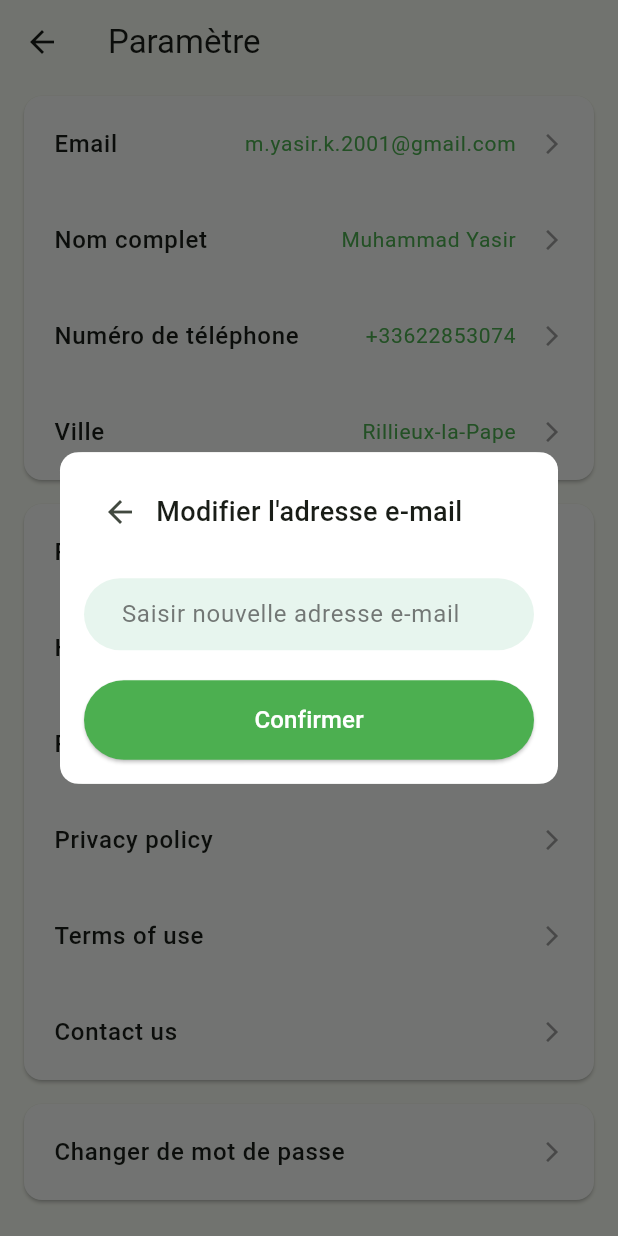
After one commit to WacimElhaimer/EPSI-MSPR6.1, a Flutter app: the SettingsPage screen opened directly, after a tap on "Email", on a phone screen of 412 x 824 dp. The commit adds this screen. Run offline on Flutter 3.47's test engine with Material 3 defaults, Android fonts, the light colour scheme and no system bars; our stand-ins replace image_picker.

Commit message:
Update bottom navigation bar and add settings page

```diff
--- /dev/null
+++ b/mobile/lib/views/settings/settings_page.dart
@@ -0,0 +1,523 @@
+import 'package:flutter/material.dart';
+
+class SettingsPage extends StatelessWidget {
+  const SettingsPage({super.key});
+
+  @override
+  Widget build(BuildContext context) {
+    return Scaffold(
+      appBar: AppBar(
+        title: const Text("Paramètre"),
+        leading: IconButton(
+          icon: const Icon(Icons.arrow_back),
+          onPressed: () {
+            Navigator.pop(context);
+          },
+        ),
+      ),
+      body: SingleChildScrollView(
+        child: Column(
+          children: [
+            // User Info Section
+            Card(
+            margin: const EdgeInsets.symmetric(horizontal: 16.0, vertical: 8.0),
+            color: const Color(0xFFF8FBF8),
+            shape: RoundedRectangleBorder(
+              borderRadius: BorderRadius.circular(12.0),
+            ),
+              child: Column(
+                children: [
+                  buildListTile(
+                    title: "Email",
+                    subtitle: "m.yasir.k.2001@gmail.com",
+                    onTap: () => _showChangeEmailDialog(context),
+                  ),
+                  buildListTile(
+                    title: "Nom complet",
+                    subtitle: "Muhammad Yasir",
+                    onTap: () => _showChangeFullNameDialog(context),
+                  ),
+                  buildListTile(
+                    title: "Numéro de téléphone",
+                    subtitle: "+33622853074",
+                    onTap: () => _showChangePhoneDialog(context),
+                  ),
+                  buildListTile(
+                    title: "Ville",
+                    subtitle: "Rillieux-la-Pape",
+                    onTap: () => _showChangeCityDialog(context),
+                  ),
+                ],
+              ),
+            ),
+
+            // Account Information Section
+            Card(
+              margin: const EdgeInsets.symmetric(horizontal: 16.0, vertical: 8.0),
+              color: const Color(0xFFF8FBF8),
+              shape: RoundedRectangleBorder(
+                borderRadius: BorderRadius.circular(12.0),
+              ),
+              child: Column(
+                children: [
+                  buildListTile(
+                    title: "Plantes enregistrées",
+                    onTap: () {},
+                  ),
+                  buildListTile(
+                    title: "Historique des Gardes",
+                    onTap: () {},
+                  ),
+                  buildListTile(
+                    title: "Rate Us",
+                    onTap: () {},
+                  ),
+                  buildListTile(
+                    title: "Privacy policy",
+                    onTap: () {},
+                  ),
+                  buildListTile(
+                    title: "Terms of use",
+                    onTap: () {},
+                  ),
+                  buildListTile(
+                    title: "Contact us",
+                    onTap: () {},
+                  ),
+                ],
+              ),
+            ),
+
+            // Change Password Section
+            Card(
+              margin: const EdgeInsets.symmetric(horizontal: 16.0, vertical: 8.0),
+              color: const Color(0xFFF8FBF8),
+              shape: RoundedRectangleBorder(
+                borderRadius: BorderRadius.circular(12.0),
+              ),
+              child: buildListTile(
+                title: "Changer de mot de passe",
+                onTap: () => _showChangePasswordDialog(context),
+              ),
+            ),
+
+            // Logout Section
+            Padding(
+            padding: const EdgeInsets.only(top: 24.0),
+            child: Card(
+              margin: const EdgeInsets.symmetric(horizontal: 16.0, vertical: 8.0),
+              color: Colors.white,
+              shape: RoundedRectangleBorder(
+                borderRadius: BorderRadius.circular(12.0),
+              ),
+              child: buildListTile(
+                title: "Déconnexion",
+                subtitle: "m.yasir.k.2001@gmail.com",
+                onTap: () {},
+              ),
+            ),
+          ),
+          ],
+        ),
+      ),
+    );
+  }
+
+  ListTile buildListTile({
+    required String title,
+    String? subtitle,
+    required VoidCallback onTap,
+  }) {
+    return ListTile(
+      contentPadding: const EdgeInsets.symmetric(horizontal: 20, vertical: 4),
+      onTap: onTap,
+      title: Row(
+        mainAxisAlignment: MainAxisAlignment.spaceBetween,
+        children: [
+          Expanded(
+            child: Text(
+              title,
+              style: const TextStyle(fontSize: 16, fontWeight: FontWeight.w500),
+            ),
+          ),
+          if (subtitle != null)
+            Text(
+              subtitle,
+              style: const TextStyle(
+                fontSize: 14,
+                color: Colors.green,
+              ),
+            ),
+        ],
+      ),
+      trailing: const Icon(Icons.arrow_forward_ios, size: 16.0, color: Colors.grey),
+    );
+  }
+
+  void _showChangePasswordDialog(BuildContext context) {
+  final currentPasswordController = TextEditingController();
+  final newPasswordController = TextEditingController();
+  final confirmPasswordController = TextEditingController();
+
+  showDialog(
+    context: context,
+    builder: (BuildContext context) {
+      return Dialog(
+        shape: RoundedRectangleBorder(
+          borderRadius: BorderRadius.circular(15.0),
+        ),
+        child: Container(
+          padding: const EdgeInsets.all(20.0),
+          width: MediaQuery.of(context).size.width * 0.9,
+          child: Column(
+            mainAxisSize: MainAxisSize.min,
+            crossAxisAlignment: CrossAxisAlignment.stretch,
+            children: [
+              Row(
+                children: [
+                  IconButton(
+                    icon: const Icon(Icons.arrow_back),
+                    onPressed: () => Navigator.pop(context),
+                  ),
+                  const Text(
+                    "Changer de mot de passe",
+                    style: TextStyle(
+                      fontSize: 18.0,
+                      fontWeight: FontWeight.w500,
+                    ),
+                  ),
+                ],
+              ),
+              const SizedBox(height: 20.0),
+              _buildTextField(currentPasswordController, "Mot de passe actuel"),
+
+              const SizedBox(height: 10.0),
+              _buildTextField(newPasswordController, "Nouveau mot de passe"),
+
+              const SizedBox(height: 10.0),
+              _buildTextField(confirmPasswordController, "Confirmez le nouveau mot de passe"),
+
+              const SizedBox(height: 20.0),
+              ElevatedButton(
+                onPressed: () {
+                  if (newPasswordController.text == confirmPasswordController.text) {
+                    Navigator.pop(context);
+                    ScaffoldMessenger.of(context).showSnackBar(
+                      const SnackBar(
+                        content: Text("Mot de passe mis à jour avec succès !"),
+                        backgroundColor: Colors.green,
+                      ),
+                    );
+                  } else {
+                    ScaffoldMessenger.of(context).showSnackBar(
+                      const SnackBar(
+                        content: Text("Les mots de passe ne correspondent pas."),
+                        backgroundColor: Colors.red,
+                      ),
+                    );
+                  }
+                },
+                style: ElevatedButton.styleFrom(
+                  backgroundColor: Colors.green,
+                  padding: const EdgeInsets.symmetric(vertical: 15.0),
+                  shape: RoundedRectangleBorder(
+                    borderRadius: BorderRadius.circular(50),
+                  ),
+                ),
+                child: const Text(
+                  "Confirmer",
+                  style: TextStyle(
+                    fontSize: 16.0,
+                    fontWeight: FontWeight.w500,
+                    color: Colors.white,
+                  ),
+                ),
+              ),
+            ],
+          ),
+        ),
+      );
+    },
+  );
+  }
+
+  void _showChangeEmailDialog(BuildContext context) {
+  final newEmailController = TextEditingController();
+
+  showDialog(
+    context: context,
+    builder: (BuildContext context) {
+      return Dialog(
+        shape: RoundedRectangleBorder(
+          borderRadius: BorderRadius.circular(15.0),
+        ),
+        child: Container(
+          padding: const EdgeInsets.all(16.0),
+          decoration: BoxDecoration(
+            color: Colors.white,
+            borderRadius: BorderRadius.circular(12.0),
+          ),
+          child: Column(
+            mainAxisSize: MainAxisSize.min,
+            crossAxisAlignment: CrossAxisAlignment.stretch,
+            children: [
+              Row(
+                children: [
+                  IconButton(
+                    icon: const Icon(Icons.arrow_back),
+                    onPressed: () => Navigator.pop(context),
+                  ),
+                  const Text(
+                    "Modifier l'adresse e-mail",
+                    style: TextStyle(
+                      fontSize: 18.0,
+                      fontWeight: FontWeight.w500,
+                    ),
+                  ),
+                ],
+              ),
+              const SizedBox(height: 20.0),
+              _buildTextField(newEmailController, "Saisir nouvelle adresse e-mail"),
+              const SizedBox(height: 20.0),
+              ElevatedButton(
+                onPressed: () {
+                  if (newEmailController.text.contains('@')) {
+                    Navigator.pop(context);
+                    ScaffoldMessenger.of(context).showSnackBar(
+                      const SnackBar(
+                        content: Text("Email mis à jour avec succès !"),
+                        backgroundColor: Colors.green,
+                      ),
+                    );
+                  } else {
+                    ScaffoldMessenger.of(context).showSnackBar(
+                      const SnackBar(
+                        content: Text("Veuillez entrer un email valide"),
+                        backgroundColor: Colors.red,
+                      ),
+                    );
+                  }
+                },
+                style: ElevatedButton.styleFrom(
+                  backgroundColor: Colors.green,
+                  padding: const EdgeInsets.symmetric(vertical: 15.0),
+                  shape: RoundedRectangleBorder(
+                    borderRadius: BorderRadius.circular(50),
+                  ),
+                ),
+                child: const Text(
+                  "Confirmer",
+                  style: TextStyle(
+                    fontSize: 16.0,
+                    fontWeight: FontWeight.w500,
+                    color: Colors.white,
+                  ),
+                ),
+              ),
+            ],
+          ),
+        ),
+      );
+    },
+  );
+  }
+
+  void _showChangeFullNameDialog(BuildContext context) {
+  final fullNameController = TextEditingController();
+
+  showDialog(
+    context: context,
+    builder: (BuildContext context) {
+      return Dialog(
+        shape: RoundedRectangleBorder(
+          borderRadius: BorderRadius.circular(15.0),
+        ),
+        child: Container(
+          padding: const EdgeInsets.all(16.0),
+          decoration: BoxDecoration(
+            color: Colors.white,
+            borderRadius: BorderRadius.circular(12.0),
+          ),
+          child: Column(
+            mainAxisSize: MainAxisSize.min,
+            crossAxisAlignment: CrossAxisAlignment.stretch,
+            children: [
+              Row(
+                children: [
+                  IconButton(
+                    icon: const Icon(Icons.arrow_back),
+                    onPressed: () => Navigator.pop(context),
+                  ),
+                  const Text(
+                    "Modifier le Nom complet",
+                    style: TextStyle(fontSize: 18.0, fontWeight: FontWeight.w500),
+                  ),
+                ],
+              ),
+              const SizedBox(height: 20.0),
+              _buildTextField(fullNameController, "Entrez votre nouveau nom complet"),
+              const SizedBox(height: 20.0),
+              ElevatedButton(
+                onPressed: () {
+                  Navigator.pop(context);
+                  ScaffoldMessenger.of(context).showSnackBar(
+                    const SnackBar(
+                      content: Text("Nom complet mis à jour avec succès !"),
+                      backgroundColor: Colors.green,
+                    ),
+                  );
+                },
+                style: ElevatedButton.styleFrom(
+                  backgroundColor: Colors.green,
+                  padding: const EdgeInsets.symmetric(vertical: 15.0),
+                  shape: RoundedRectangleBorder(borderRadius: BorderRadius.circular(50)),
+                ),
+                child: const Text("Confirmer", style: TextStyle(fontSize: 16.0, color: Colors.white)),
+              ),
+            ],
+          ),
+        ),
+      );
+    },
+  );
+  }
+
+  void _showChangePhoneDialog(BuildContext context) {
+  final phoneController = TextEditingController();
+
+  showDialog(
+    context: context,
+    builder: (BuildContext context) {
+      return Dialog(
+        shape: RoundedRectangleBorder(
+          borderRadius: BorderRadius.circular(15.0),
+        ),
+        child: Container(
+          padding: const EdgeInsets.all(16.0),
+          decoration: BoxDecoration(
+            color: Colors.white,
+            borderRadius: BorderRadius.circular(12.0),
+          ),
+          child: Column(
+            mainAxisSize: MainAxisSize.min,
+            crossAxisAlignment: CrossAxisAlignment.stretch,
+            children: [
+              Row(
+                children: [
+                  IconButton(
+                    icon: const Icon(Icons.arrow_back),
+                    onPressed: () => Navigator.pop(context),
+                  ),
+                  const Text(
+                    "Modifier le Numéro de téléphone",
+                    style: TextStyle(fontSize: 18.0, fontWeight: FontWeight.w500),
+                  ),
+                ],
+              ),
+              const SizedBox(height: 20.0),
+              _buildTextField(phoneController, "Entrez votre nouveau numéro"),
+              const SizedBox(height: 20.0),
+              ElevatedButton(
+                onPressed: () {
+                  Navigator.pop(context);
+                  ScaffoldMessenger.of(context).showSnackBar(
+                    const SnackBar(
+                      content: Text("Numéro mis à jour avec succès !"),
+                      backgroundColor: Colors.green,
+                    ),
+                  );
+                },
+                style: ElevatedButton.styleFrom(
+                  backgroundColor: Colors.green,
+                  padding: const EdgeInsets.symmetric(vertical: 15.0),
+                  shape: RoundedRectangleBorder(borderRadius: BorderRadius.circular(50)),
+                ),
+                child: const Text("Confirmer", style: TextStyle(fontSize: 16.0, color: Colors.white)),
+              ),
+            ],
+          ),
+        ),
+      );
+    },
+  );
+  }
+
+  void _showChangeCityDialog(BuildContext context) {
+  final cityController = TextEditingController();
+
+  showDialog(
+    context: context,
+    builder: (BuildContext context) {
+      return Dialog(
+        shape: RoundedRectangleBorder(
+          borderRadius: BorderRadius.circular(15.0),
+        ),
+        child: Container(
+          padding: const EdgeInsets.all(16.0),
+          decoration: BoxDecoration(
+            color: Colors.white,
+            borderRadius: BorderRadius.circular(12.0),
+          ),
+          child: Column(
+            mainAxisSize: MainAxisSize.min,
+            crossAxisAlignment: CrossAxisAlignment.stretch,
+            children: [
+              Row(
+                children: [
+                  IconButton(
+                    icon: const Icon(Icons.arrow_back),
+                    onPressed: () => Navigator.pop(context),
+                  ),
+                  const Text(
+                    "Modifier la Ville",
+                    style: TextStyle(fontSize: 18.0, fontWeight: FontWeight.w500),
+                  ),
+                ],
+              ),
+              const SizedBox(height: 20.0),
+              _buildTextField(cityController, "Entrez votre nouvelle ville"),
+              const SizedBox(height: 20.0),
+              ElevatedButton(
+                onPressed: () {
+                  Navigator.pop(context);
+                  ScaffoldMessenger.of(context).showSnackBar(
+                    const SnackBar(
+                      content: Text("Ville mise à jour avec succès !"),
+                      backgroundColor: Colors.green,
+                    ),
+                  );
+                },
+                style: ElevatedButton.styleFrom(
+                  backgroundColor: Colors.green,
+                  padding: const EdgeInsets.symmetric(vertical: 15.0),
+                  shape: RoundedRectangleBorder(borderRadius: BorderRadius.circular(50)),
+                ),
+                child: const Text("Confirmer", style: TextStyle(fontSize: 16.0, color: Colors.white)),
+              ),
+            ],
+          ),
+        ),
+      );
+    },
+  );
+  }
+
+
+  Widget _buildTextField(TextEditingController controller, String hintText) {
+    return Container(
+      decoration: BoxDecoration(
+        color: const Color.fromRGBO(18, 156, 82, 0.10),
+        borderRadius: BorderRadius.circular(50),
+      ),
+      padding: const EdgeInsets.symmetric(horizontal: 25.0),
+      child: TextField(
+        controller: controller,
+        decoration: InputDecoration(
+          hintText: hintText,
+          border: InputBorder.none,
+          hintStyle: const TextStyle(color: Color.fromRGBO(65, 65, 65, 0.7)),
+        ),
+      ),
+    );
+  }
+}
--- a/mobile/lib/widgets/custom_bottom_nav_bar.dart
+++ b/mobile/lib/widgets/custom_bottom_nav_bar.dart
@@ -42,8 +42,8 @@ class CustomBottomNavBar extends StatelessWidget {
             label: 'Messages',
           ),
           BottomNavigationBarItem(
-            icon: Icon(Icons.person),
-            label: 'Profil',
+            icon: Icon(Icons.settings),
+            label: 'Paramètres',
           ),
         ],
       ),
```
Also changed, not shown: mobile/lib/views/base_page.dart (+7 -4 lines), 1 other file.
